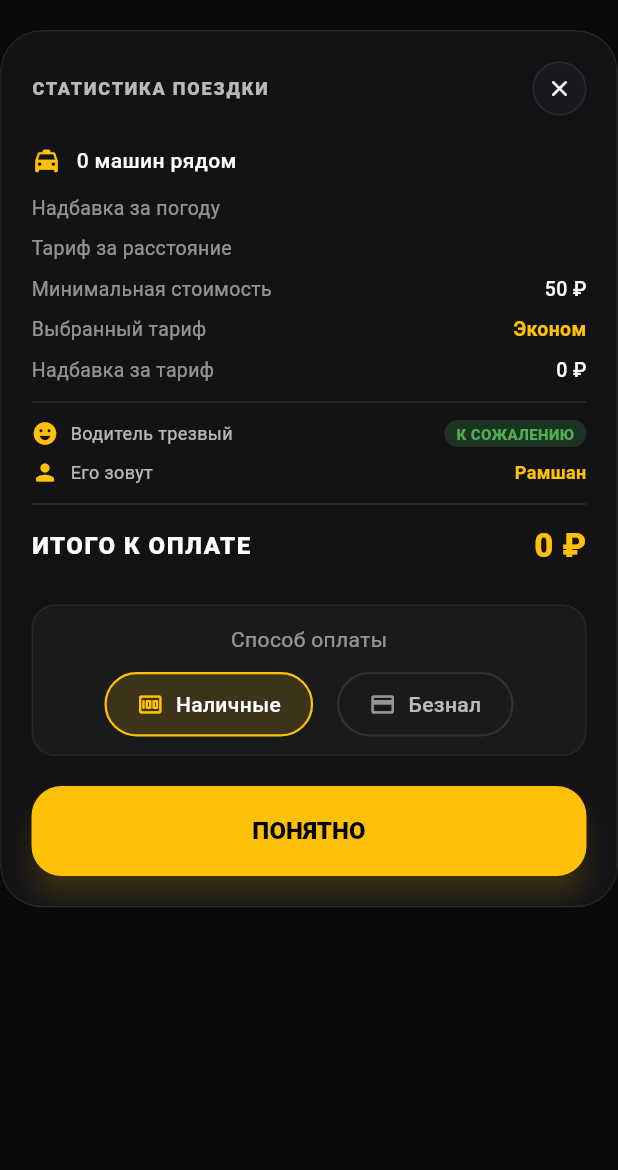
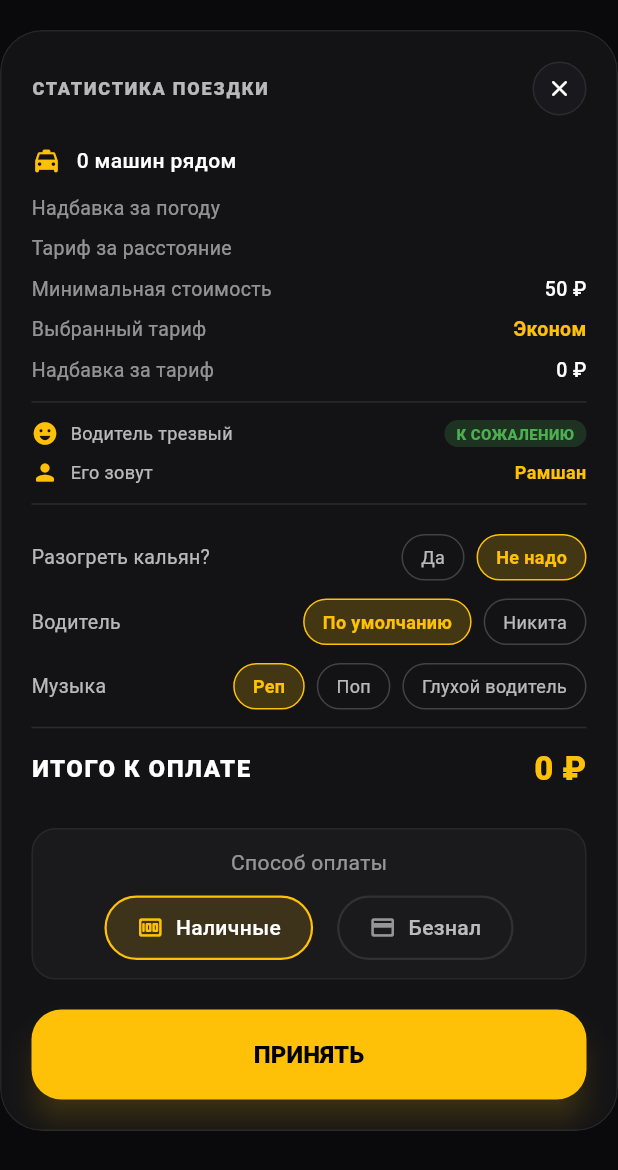
Before and after one commit to Ziragon/Taxi-App, a Flutter app: the StatsBottomSheet widget shown alone on an empty page, opened directly with empty values, on a phone screen of 412 x 824 dp. Shown: the top 1170 px of the screen. Run offline on Flutter 3.47's test engine with Material 3 defaults, Android fonts, the phone set to English and light mode, and no system bars; our stand-ins replace flutter_map, geolocator, image_picker, latlong2; network calls fail.

Commit message:
feat:Fixed calling statistics for work

```diff
--- a/arbuz_express/lib/screens/homeScreens/stats_bottom_sheet.dart
+++ b/arbuz_express/lib/screens/homeScreens/stats_bottom_sheet.dart
@@ -9,6 +9,7 @@ class StatsBottomSheet extends StatefulWidget {
   final int weatherSurchargeRaw;
   final int selectedTariff;
   final double totalTariff;
+  final Function(Map<String, String>) onAccept;
 
   const StatsBottomSheet({
     super.key,
@@ -19,6 +20,7 @@ class StatsBottomSheet extends StatefulWidget {
     required this.weatherSurchargeRaw,
     required this.selectedTariff,
     required this.totalTariff,
+    required this.onAccept,
   });
 
   @override
@@ -27,6 +29,9 @@ class StatsBottomSheet extends StatefulWidget {
 
 class _StatsBottomSheetState extends State<StatsBottomSheet> {
   String _paymentMethod = 'Наличные';
+  String _hookahOption = 'Не надо';
+  String _driverOption = 'По умолчанию';
+  String _musicOption = 'Реп';
 
   @override
   Widget build(BuildContext context) {
@@ -41,12 +46,24 @@ class _StatsBottomSheetState extends State<StatsBottomSheet> {
       'Снежанна',
     ];
     final randomDriver = driverNames[widget.nearbyCars % driverNames.length];
+    final displayDriver = _driverOption == 'Никита' ? 'Никита' : randomDriver;
     final tariffSurcharge = widget.selectedTariff == 0
         ? 0
         : widget.selectedTariff == 1
         ? 170
         : 550;
     final totalWithTariff = (widget.totalTariff + tariffSurcharge).round();
+
+    final carModels = [
+      'Hyundai Solaris',
+      'Kia Rio',
+      'Skoda Rapid',
+      'Lada Vesta',
+      'Toyota Camry',
+    ];
+    final carNumbers = ['А123ВС', 'М777УН', 'О999ОО', 'Т543ХТ', 'Е321КЕ'];
+    final finalCarModel = carModels[widget.nearbyCars % carModels.length];
+    final finalCarNumber = carNumbers[widget.nearbyCars % carNumbers.length];
 
     return Container(
       decoration: const BoxDecoration(color: Colors.transparent),
@@ -249,12 +266,84 @@ class _StatsBottomSheetState extends State<StatsBottomSheet> {
                       ],
                     ),
                     Text(
-                      randomDriver,
+                      displayDriver,
                       style: const TextStyle(
                         color: Color(0xFFFFC107),
                         fontSize: 12,
                         fontWeight: FontWeight.w600,
                       ),
+                    ),
+                  ],
+                ),
+                const Divider(color: Colors.white10, height: 24),
+                const SizedBox(height: 8),
+                Row(
+                  mainAxisAlignment: MainAxisAlignment.spaceBetween,
+                  children: [
+                    const Text(
+                      'Разогреть кальян?',
+                      style: TextStyle(color: Colors.white70, fontSize: 13),
+                    ),
+                    Row(
+                      children: [
+                        _buildOptionChip('Да', _hookahOption, (value) {
+                          setState(() => _hookahOption = value);
+                        }),
+                        const SizedBox(width: 8),
+                        _buildOptionChip('Не надо', _hookahOption, (value) {
+                          setState(() => _hookahOption = value);
+                        }),
+                      ],
+                    ),
+                  ],
+                ),
+                const SizedBox(height: 12),
+                Row(
+                  mainAxisAlignment: MainAxisAlignment.spaceBetween,
+                  children: [
+                    const Text(
+                      'Водитель',
+                      style: TextStyle(color: Colors.white70, fontSize: 13),
+                    ),
+                    Row(
+                      children: [
+                        _buildOptionChip('По умолчанию', _driverOption, (
+                          value,
+                        ) {
+                          setState(() => _driverOption = value);
+                        }),
+                        const SizedBox(width: 8),
+                        _buildOptionChip('Никита', _driverOption, (value) {
+                          setState(() => _driverOption = value);
+                        }),
+                      ],
+                    ),
+                  ],
+                ),
+                const SizedBox(height: 12),
+                Row(
+                  mainAxisAlignment: MainAxisAlignment.spaceBetween,
+                  children: [
+                    const Text(
+                      'Музыка',
+                      style: TextStyle(color: Colors.white70, fontSize: 13),
+                    ),
+                    Row(
+                      children: [
+                        _buildOptionChip('Реп', _musicOption, (value) {
+                          setState(() => _musicOption = value);
+                        }),
+                        const SizedBox(width: 8),
+                        _buildOptionChip('Поп', _musicOption, (value) {
+                          setState(() => _musicOption = value);
+                        }),
+                        const SizedBox(width: 8),
+                        _buildOptionChip('Глухой водитель', _musicOption, (
+                          value,
+                        ) {
+                          setState(() => _musicOption = value);
+                        }),
+                      ],
                     ),
                   ],
                 ),
@@ -407,8 +496,21 @@ class _StatsBottomSheetState extends State<StatsBottomSheet> {
                 SizedBox(
                   width: double.infinity,
                   child: PrimaryButton(
-                    label: 'ПОНЯТНО',
-                    onPressed: () => Navigator.pop(context),
+                    label: 'ПРИНЯТЬ',
+                    onPressed: () {
+                      widget.onAccept({
+                        'paymentMethod': _paymentMethod,
+                        'hookah': _hookahOption,
+                        'driverOption': _driverOption,
+                        'music': _musicOption,
+                        'driverName': displayDriver,
+                        'carModel': finalCarModel,
+                        'carNumber': finalCarNumber,
+                        'avatarUrl':
+                            'https://avatars.mds.yandex.net/i?id=fd7b56ab40f07b18eb7defbfb2d2eaa2_l-5075316-images-thumbs&n=13',
+                      });
+                      Navigator.pop(context);
+                    },
                   ),
                 ),
               ],
@@ -419,4 +521,38 @@ class _StatsBottomSheetState extends State<StatsBottomSheet> {
       ),
     );
   }
+
+  Widget _buildOptionChip(
+    String label,
+    String selected,
+    Function(String) onSelected,
+  ) {
+    final isSelected = selected == label;
+    return GestureDetector(
+      onTap: () => onSelected(label),
+      child: Container(
+        padding: const EdgeInsets.symmetric(horizontal: 12, vertical: 6),
+        decoration: BoxDecoration(
+          color: isSelected
+              ? const Color(0xFFFFC107).withOpacity(0.2)
+              : Colors.transparent,
+          borderRadius: BorderRadius.circular(20),
+          border: Border.all(
+            color: isSelected
+                ? const Color(0xFFFFC107)
+                : Colors.white.withOpacity(0.2),
+            width: 1,
+          ),
+        ),
+        child: Text(
+          label,
+          style: TextStyle(
+            color: isSelected ? const Color(0xFFFFC107) : Colors.white70,
+            fontSize: 12,
+            fontWeight: isSelected ? FontWeight.w600 : FontWeight.normal,
+          ),
+        ),
+      ),
+    );
+  }
 }
```
